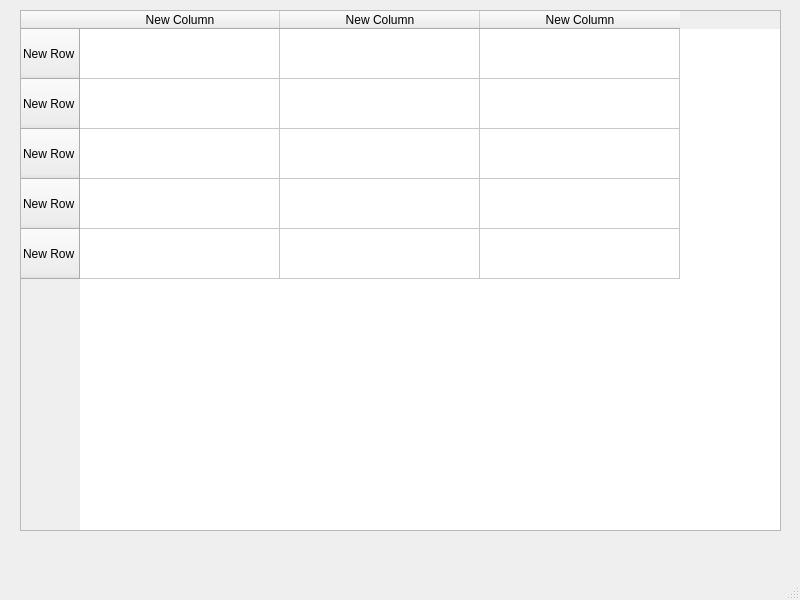
Above: gui4.ui from kyoko9000/79.-pyqt5-project-1 before the change. Below: the same form after it.
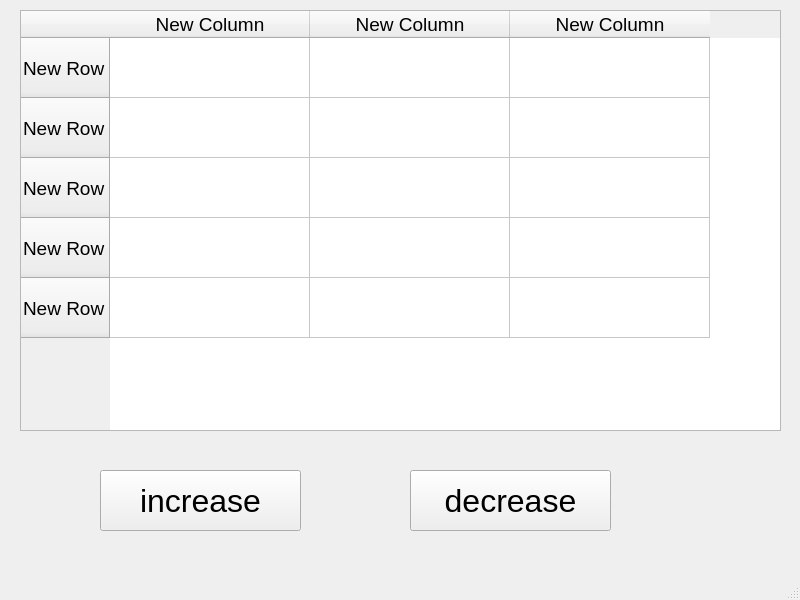
That is the form after the change.

```diff
--- a/gui4.ui
+++ b/gui4.ui
@@ -20,9 +20,14 @@
       <x>20</x>
       <y>10</y>
       <width>761</width>
-      <height>521</height>
+      <height>421</height>
      </rect>
     </property>
+    <property name="font">
+     <font>
+      <pointsize>14</pointsize>
+     </font>
+    </property>
     <attribute name="horizontalHeaderMinimumSectionSize">
      <number>30</number>
     </attribute>
@@ -30,7 +35,7 @@
      <number>200</number>
     </attribute>
     <attribute name="verticalHeaderDefaultSectionSize">
-     <number>50</number>
+     <number>60</number>
     </attribute>
     <row>
      <property name="text">
@@ -73,6 +78,42 @@
      </property>
     </column>
    </widget>
+   <widget class="QPushButton" name="pushButton">
+    <property name="geometry">
+     <rect>
+      <x>100</x>
+      <y>470</y>
+      <width>201</width>
+      <height>61</height>
+     </rect>
+    </property>
+    <property name="font">
+     <font>
+      <pointsize>24</pointsize>
+     </font>
+    </property>
+    <property name="text">
+     <string>increase</string>
+    </property>
+   </widget>
+   <widget class="QPushButton" name="pushButton_2">
+    <property name="geometry">
+     <rect>
+      <x>410</x>
+      <y>470</y>
+      <width>201</width>
+      <height>61</height>
+     </rect>
+    </property>
+    <property name="font">
+     <font>
+      <pointsize>24</pointsize>
+     </font>
+    </property>
+    <property name="text">
+     <string>decrease</string>
+    </property>
+   </widget>
   </widget>
   <widget class="QMenuBar" name="menubar">
    <property name="geometry">
```
